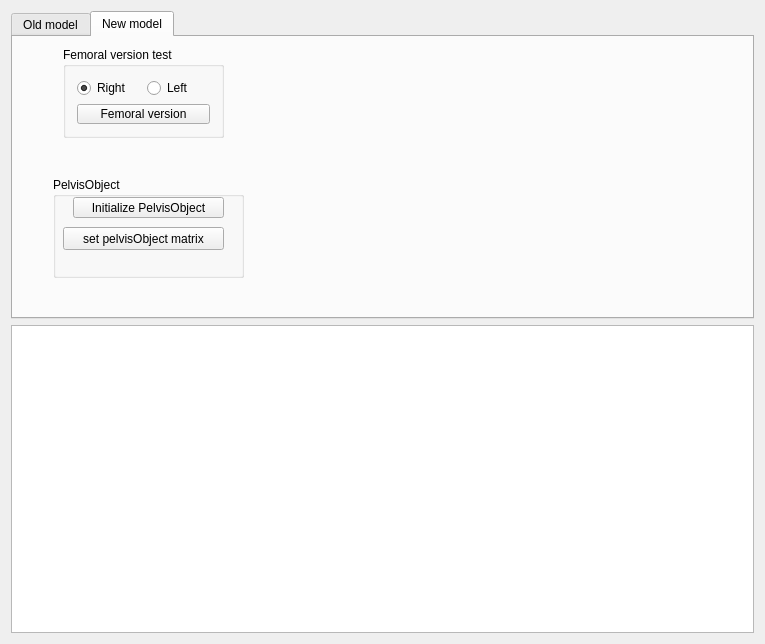
Qt form Plugins/org.mitk.lancet.hipplanning/src/internal/THAPlanningControls.ui (zhaomengxiao/LancetMITK-Adition) before a commit.
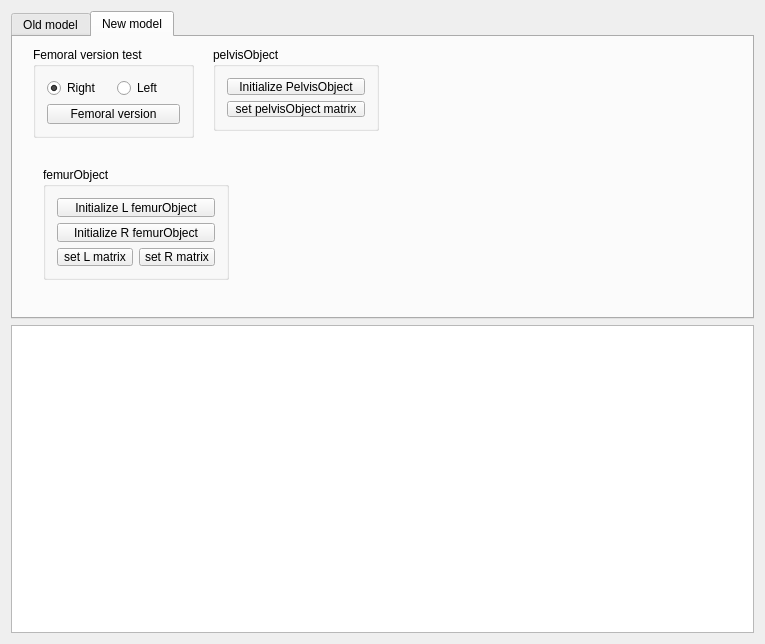
The same form after that commit.

Commit message: Feature(THAplanning): femurObject

The edit to the form file:
```diff
--- a/Plugins/org.mitk.lancet.hipplanning/src/internal/THAPlanningControls.ui
+++ b/Plugins/org.mitk.lancet.hipplanning/src/internal/THAPlanningControls.ui
@@ -181,7 +181,7 @@
       <widget class="QGroupBox" name="groupBox">
        <property name="geometry">
         <rect>
-         <x>50</x>
+         <x>20</x>
          <y>10</y>
          <width>161</width>
          <height>91</height>
@@ -224,41 +224,74 @@
       <widget class="QGroupBox" name="groupBox_2">
        <property name="geometry">
         <rect>
-         <x>40</x>
-         <y>140</y>
-         <width>191</width>
-         <height>101</height>
+         <x>200</x>
+         <y>10</y>
+         <width>166</width>
+         <height>84</height>
         </rect>
        </property>
        <property name="title">
-        <string>PelvisObject</string>
+        <string>pelvisObject</string>
        </property>
+       <layout class="QGridLayout" name="gridLayout_4">
+        <item row="0" column="0">
        <widget class="QPushButton" name="pushButton_initializePelvisObject">
-        <property name="geometry">
-         <rect>
-          <x>20</x>
-          <y>20</y>
-          <width>151</width>
-          <height>21</height>
-         </rect>
-        </property>
         <property name="text">
          <string>Initialize PelvisObject</string>
         </property>
        </widget>
+        </item>
+        <item row="1" column="0">
        <widget class="QPushButton" name="pushButton_movePelvisObject">
-        <property name="geometry">
-         <rect>
-          <x>10</x>
-          <y>50</y>
-          <width>161</width>
-          <height>23</height>
-         </rect>
-        </property>
         <property name="text">
          <string>set pelvisObject matrix</string>
         </property>
        </widget>
+        </item>
+       </layout>
+      </widget>
+      <widget class="QGroupBox" name="groupBox_3">
+       <property name="geometry">
+        <rect>
+         <x>30</x>
+         <y>130</y>
+         <width>186</width>
+         <height>113</height>
+        </rect>
+       </property>
+       <property name="title">
+        <string>femurObject</string>
+       </property>
+       <layout class="QGridLayout" name="gridLayout_5">
+        <item row="0" column="0" colspan="2">
+         <widget class="QPushButton" name="pushButton_initializeLfemurObject">
+          <property name="text">
+           <string>Initialize L femurObject</string>
+          </property>
+         </widget>
+        </item>
+        <item row="1" column="0" colspan="2">
+         <widget class="QPushButton" name="pushButton_initializeRfemurObject">
+          <property name="text">
+           <string>Initialize R femurObject</string>
+          </property>
+         </widget>
+        </item>
+        <item row="2" column="0">
+         <widget class="QPushButton" name="pushButton_moveLfemurObject">
+          <property name="text">
+           <string>set L matrix</string>
+          </property>
+         </widget>
+        </item>
+        <item row="2" column="1">
+         <widget class="QPushButton" name="pushButton_moveRfemurObject">
+          <property name="text">
+           <string>set R matrix</string>
+          </property>
+         </widget>
+        </item>
+       </layout>
       </widget>
      </widget>
     </widget>
```
Lines whose indentation alone changed are shown as unchanged. The commit also changes 4 other files.
